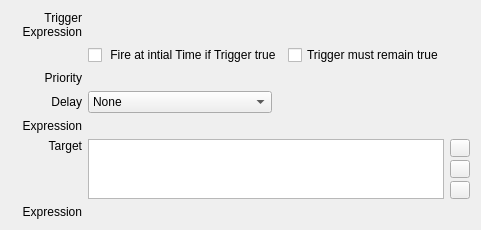
This is copasi/UI/CQEventWidget1.ui in copasi/COPASI as Qt 5 draws it before an edit. The edited form follows.
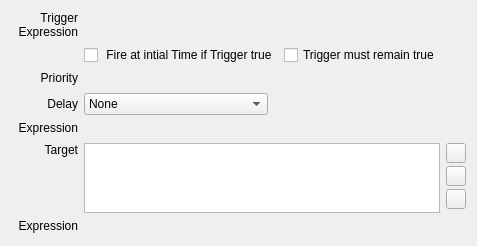
This is the edited form. Custom widgets are drawn as their Qt base class.

Commit message: Widget Layout Improvements

```diff
--- a/copasi/UI/CQEventWidget1.ui
+++ b/copasi/UI/CQEventWidget1.ui
@@ -7,8 +7,8 @@
    <rect>
     <x>0</x>
     <y>0</y>
-    <width>481</width>
-    <height>230</height>
+    <width>477</width>
+    <height>246</height>
    </rect>
   </property>
   <property name="sizePolicy">
@@ -20,7 +20,7 @@
   <property name="caption" stdset="0">
    <string>Event Widget</string>
   </property>
-  <layout class="QGridLayout" name="gridLayout" columnstretch="0,1,0,0">
+  <layout class="QGridLayout" name="gridLayout">
    <item row="0" column="0">
     <widget class="QLabel" name="mpLabelTrigger">
      <property name="sizePolicy">
@@ -61,6 +61,12 @@
    </item>
    <item row="1" column="2">
     <widget class="QCheckBox" name="mpTriggerPersistent">
+     <property name="sizePolicy">
+      <sizepolicy hsizetype="MinimumExpanding" vsizetype="Fixed">
+       <horstretch>0</horstretch>
+       <verstretch>0</verstretch>
+      </sizepolicy>
+     </property>
      <property name="text">
       <string>Trigger must remain true</string>
      </property>
@@ -193,7 +199,7 @@
    <item row="5" column="1" colspan="2">
     <widget class="QListWidget" name="mpLBTarget">
      <property name="sizePolicy">
-      <sizepolicy hsizetype="Preferred" vsizetype="Expanding">
+      <sizepolicy hsizetype="MinimumExpanding" vsizetype="Expanding">
        <horstretch>0</horstretch>
        <verstretch>4</verstretch>
       </sizepolicy>
```
Left out of the diff: 15 changed lines with no effect on the pictures. The commit also changes 7 other files.
